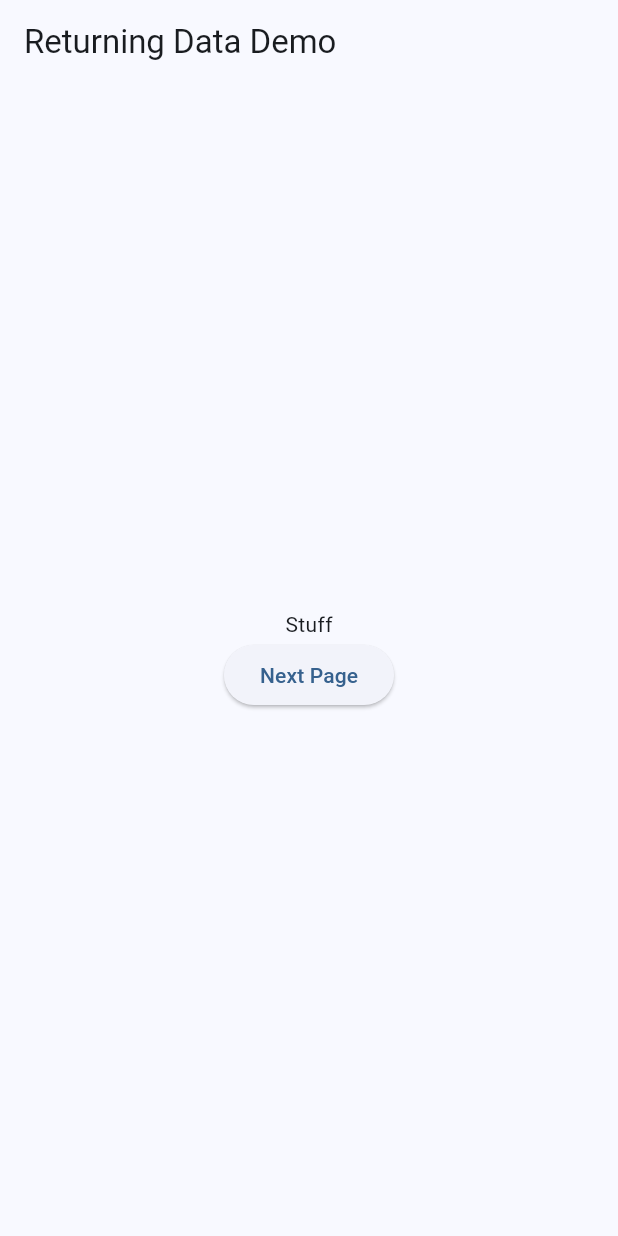
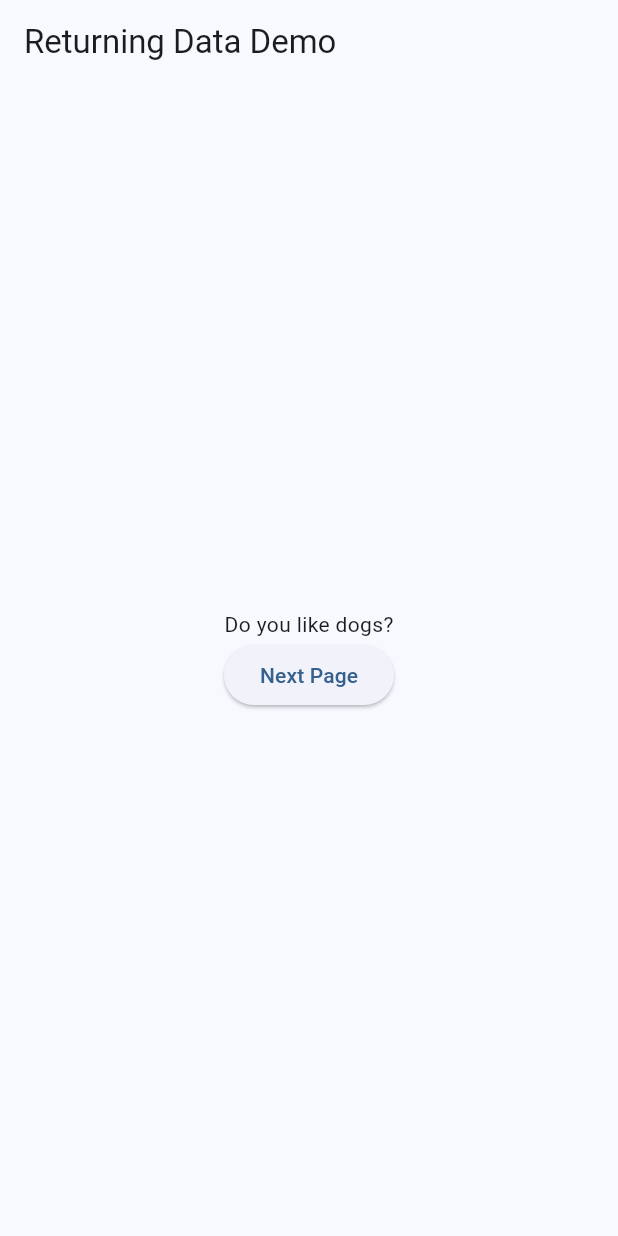
Before and after one commit to DillonSummers/flutter_application_17, a Flutter app: the screen it shows after launch, on a phone screen of 412 x 824 dp. Run offline on Flutter 3.47's test engine with Material 3 defaults, Android fonts, the phone set to English and light mode, and no system bars.

Commit message:
Update3 main.dart

```diff
--- a/lib/main.dart
+++ b/lib/main.dart
@@ -33,7 +33,7 @@ class HomeScreen extends StatelessWidget {
         child: Column(
           mainAxisAlignment: MainAxisAlignment.center,
           children: [
-            const Text("Stuff"),
+            const Text("Do you like dogs?"),
             ElevatedButton(
               onPressed: () async {
                 final result = await Navigator.push(
```
